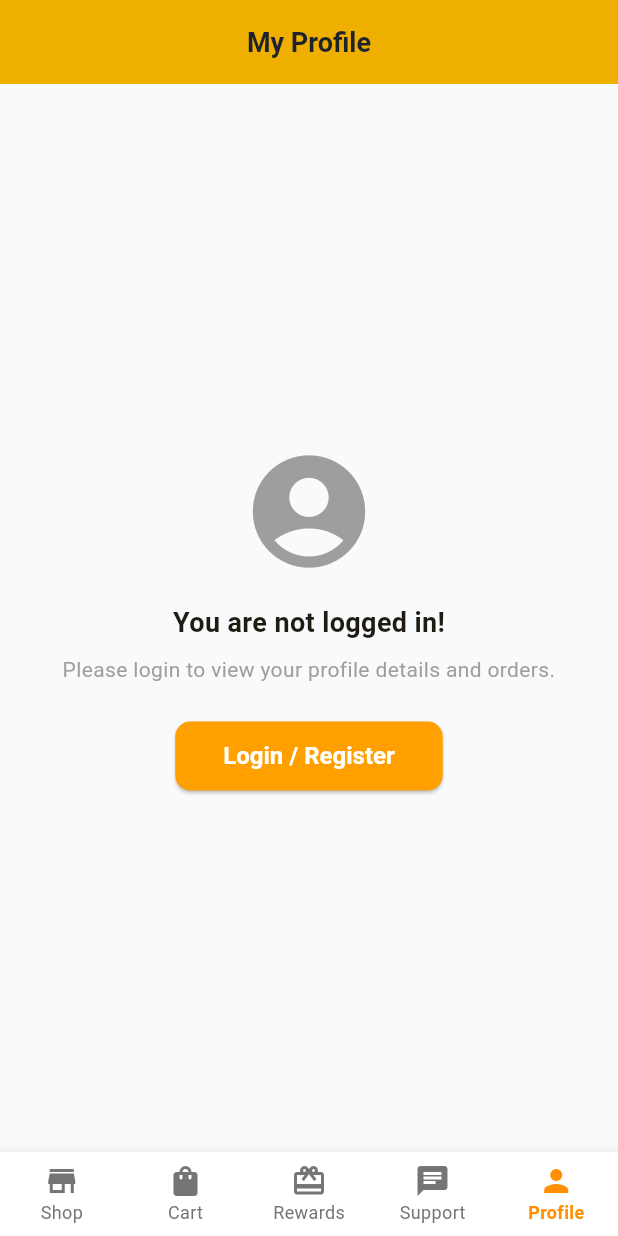
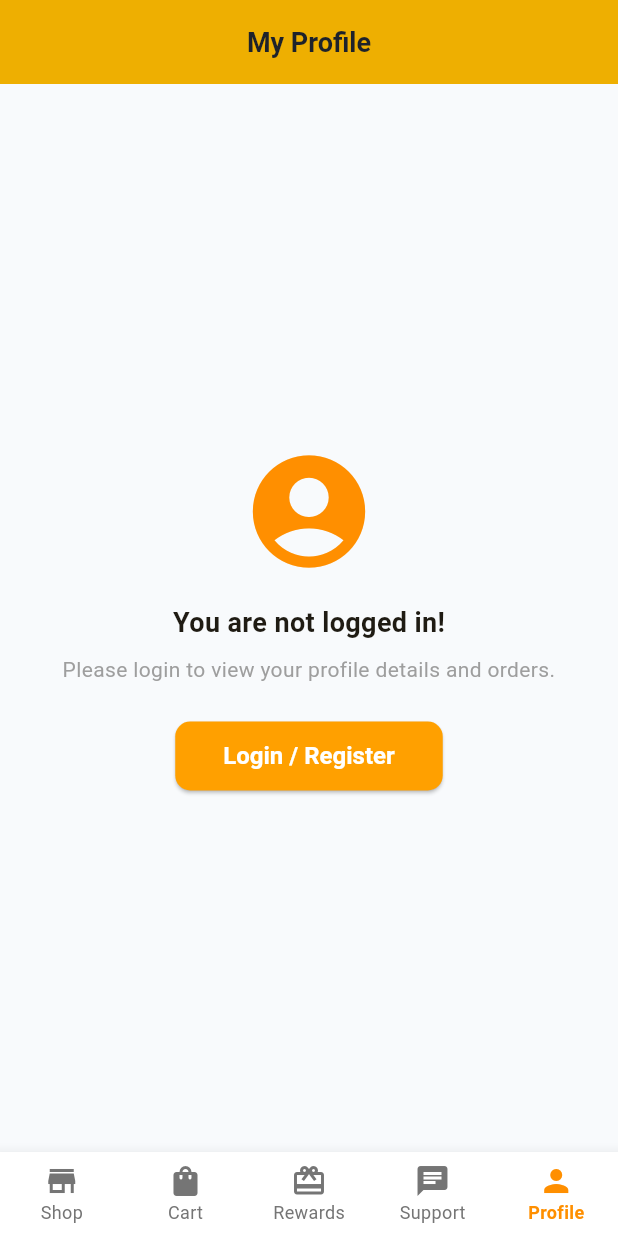
Before and after one commit to MANOX2004/MSB-Store, a Flutter app: the screen it shows after launch, item 5 of the bottom bar chosen, on a phone screen of 412 x 824 dp. Run offline on Flutter 3.47's test engine with Material 3 defaults, Android fonts, the phone set to English and light mode, and no system bars; our stand-ins replace cloud_firestore, firebase_auth, firebase_core, image_picker, lottie; accounts and stored records are empty.

Commit message:
profile avatar update

```diff
--- a/lib/screens/profile_screen.dart
+++ b/lib/screens/profile_screen.dart
@@ -114,7 +114,7 @@ class _ProfileScreenState extends State<ProfileScreen> {
                 child: Column(
                   mainAxisAlignment: MainAxisAlignment.center,
                   children: [
-                    Icon(Icons.account_circle, size: 90, color: Colors.grey),
+                    Icon(Icons.account_circle, size: 90, color: Colors.amber[800]),
                     SizedBox(height: 16),
                     Text(
                       'You are not logged in!',
```
